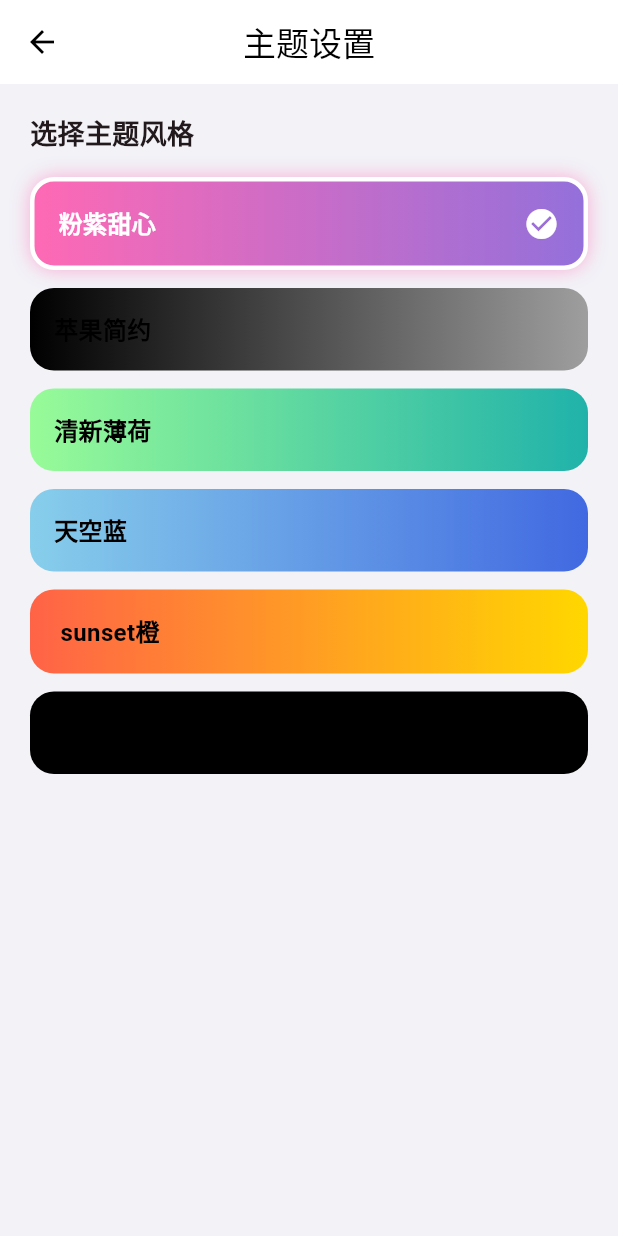
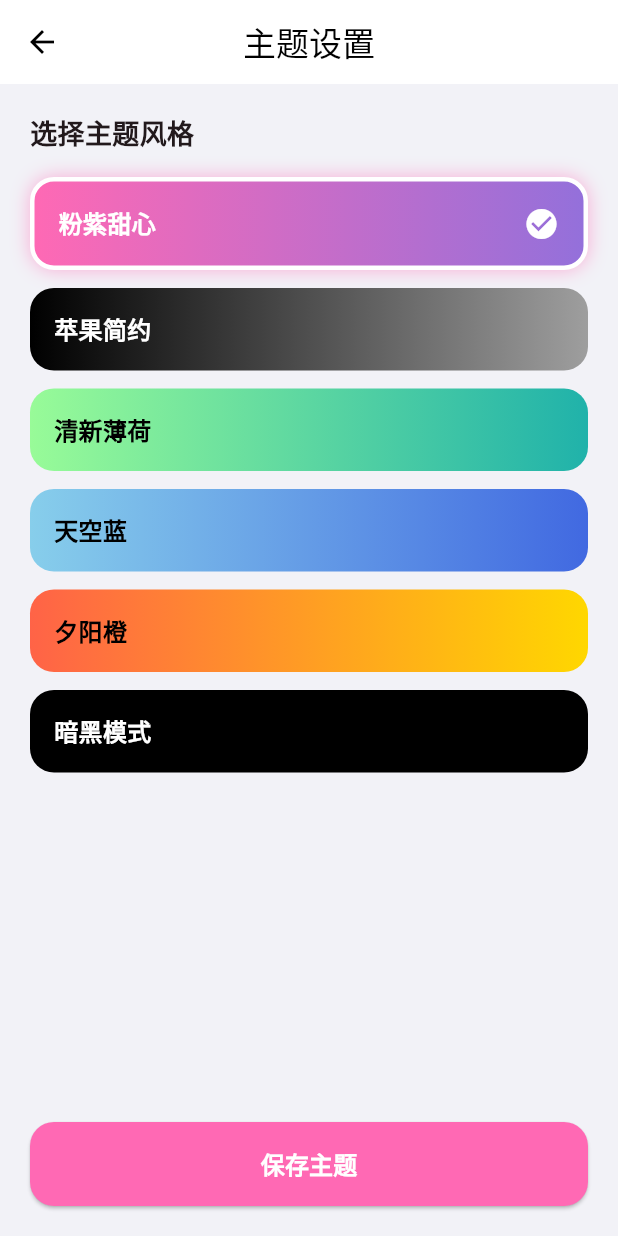
Before and after one commit to Sentheecode/StarPetApp, a Flutter app: the ThemeSettingsPage screen opened directly, on a phone screen of 412 x 824 dp. Run offline on Flutter 3.47's test engine with Material 3 defaults, Android fonts, the phone set to English and light mode, and no system bars; our stand-ins replace sqflite; accounts and stored records are empty; network calls fail; Roboto replaces fonts that are missing (System).

Commit message:
v1.0.9 - 主题设置增加保存按钮

```diff
--- a/lib/main.dart
+++ b/lib/main.dart
@@ -132,6 +132,11 @@ class DataManager {
   static Future<void> updatePet(int index, Map<String, dynamic> pet) async { if (index >= 0 && index < _petsData.length) { _petsData[index] = pet; await _savePets(); } }
   static Future<void> deletePet(int index) async { if (index >= 0 && index < _petsData.length) { _petsData.removeAt(index); await _savePets(); } }
   static void addPost(Map<String, dynamic> post) => _postsData.insert(0, post);
+
+  // 主题相关
+  static int _currentThemeIndex = 0;
+  static int getCurrentTheme() => _currentThemeIndex;
+  static Future<void> setTheme(int index) async { _currentThemeIndex = index; await _saveData(); }
 }
 
 void main() async {
@@ -2050,15 +2055,15 @@ class ThemeSettingsPage extends StatefulWidget {
 }
 
 class _ThemeSettingsPageState extends State<ThemeSettingsPage> {
-  int _selectedTheme = 0;
+  int _selectedTheme = DataManager.getCurrentTheme();
 
   final List<Map<String, dynamic>> _themes = [
-    {'name': '粉紫甜心', 'colors': [const Color(0xFFFF69B4), const Color(0xFF9370DB)]},
-    {'name': '苹果简约', 'colors': [Colors.black, Colors.grey]},
-    {'name': '清新薄荷', 'colors': [const Color(0xFF98FB98), const Color(0xFF20B2AA)]},
-    {'name': '天空蓝', 'colors': [const Color(0xFF87CEEB), const Color(0xFF4169E1)]},
-    {'name': ' sunset橙', 'colors': [const Color(0xFFFF6347), const Color(0xFFFFD700)]},
-    {'name': '暗黑模式', 'colors': [Colors.black, Colors.black]},
+    {'name': '粉紫甜心', 'colors': [const Color(0xFFFF69B4), const Color(0xFF9370DB)], 'primary': const Color(0xFFFF69B4), 'secondary': const Color(0xFF9370DB)},
+    {'name': '苹果简约', 'colors': [Colors.black, Colors.grey], 'primary': Colors.black, 'secondary': Colors.grey},
+    {'name': '清新薄荷', 'colors': [const Color(0xFF98FB98), const Color(0xFF20B2AA)], 'primary': const Color(0xFF98FB98), 'secondary': const Color(0xFF20B2AA)},
+    {'name': '天空蓝', 'colors': [const Color(0xFF87CEEB), const Color(0xFF4169E1)], 'primary': const Color(0xFF87CEEB), 'secondary': const Color(0xFF4169E1)},
+    {'name': '夕阳橙', 'colors': [const Color(0xFFFF6347), const Color(0xFFFFD700)], 'primary': const Color(0xFFFF6347), 'secondary': const Color(0xFFFFD700)},
+    {'name': '暗黑模式', 'colors': [Colors.black, Colors.black], 'primary': Colors.black, 'secondary': Colors.black},
   ];
 
   @override
@@ -2072,7 +2077,10 @@ class _ThemeSettingsPageState extends State<ThemeSettingsPage> {
         title: const Text('主题设置', style: TextStyle(color: Colors.black)),
         centerTitle: true,
       ),
-      body: ListView(
+      body: Column(
+        children: [
+          Expanded(
+            child: ListView(
               padding: const EdgeInsets.all(20),
               children: [
                 const Text('选择主题风格', style: TextStyle(fontSize: 18, fontWeight: FontWeight.bold)),
@@ -2094,7 +2102,7 @@ class _ThemeSettingsPageState extends State<ThemeSettingsPage> {
                       child: Row(
                         children: [
                           Expanded(
-                      child: Text(theme['name'] as String, style: TextStyle(color: isSelected ? Colors.white : Colors.black, fontWeight: FontWeight.bold, fontSize: 16)),
+                            child: Text(theme['name'] as String, style: TextStyle(color: isSelected || i == 1 || i == 5 ? Colors.white : Colors.black, fontWeight: FontWeight.bold, fontSize: 16)),
                           ),
                           if (isSelected) const Icon(Icons.check_circle, color: Colors.white),
                         ],
@@ -2102,6 +2110,36 @@ class _ThemeSettingsPageState extends State<ThemeSettingsPage> {
                     ),
                   );
                 }),
+              ],
+            ),
+          ),
+          // 保存按钮
+          SafeArea(
+            child: Padding(
+              padding: const EdgeInsets.all(20),
+              child: SizedBox(
+                width: double.infinity,
+                height: 56,
+                child: ElevatedButton(
+                  onPressed: () async {
+                    await DataManager.setTheme(_selectedTheme);
+                    if (context.mounted) {
+                      ScaffoldMessenger.of(context).showSnackBar(
+                        const SnackBar(content: Text('主题已保存，重启APP生效'), duration: Duration(seconds: 2)),
+                      );
+                      Future.delayed(const Duration(seconds: 1), () => Navigator.pop(context));
+                    }
+                  },
+                  style: ElevatedButton.styleFrom(
+                    backgroundColor: _themes[_selectedTheme]['primary'] as Color,
+                    foregroundColor: Colors.white,
+                    shape: RoundedRectangleBorder(borderRadius: BorderRadius.circular(16)),
+                  ),
+                  child: const Text('保存主题', style: TextStyle(fontSize: 16, fontWeight: FontWeight.bold)),
+                ),
+              ),
+            ),
+          ),
         ],
       ),
     );
--- a/ota/version.json
+++ b/ota/version.json
@@ -1,7 +1,7 @@
 {
-  "version": "1.0.8",
-  "versionCode": 8,
-  "releaseNote": "修复OTA版本检测问题",
+  "version": "1.0.9",
+  "versionCode": 9,
+  "releaseNote": "主题设置增加保存按钮，优化用户体验",
   "downloadUrl": "http://100.64.77.197:8080/app-release.apk",
   "forceUpdate": false
 }
```
Lines whose indentation alone changed are shown as unchanged.
